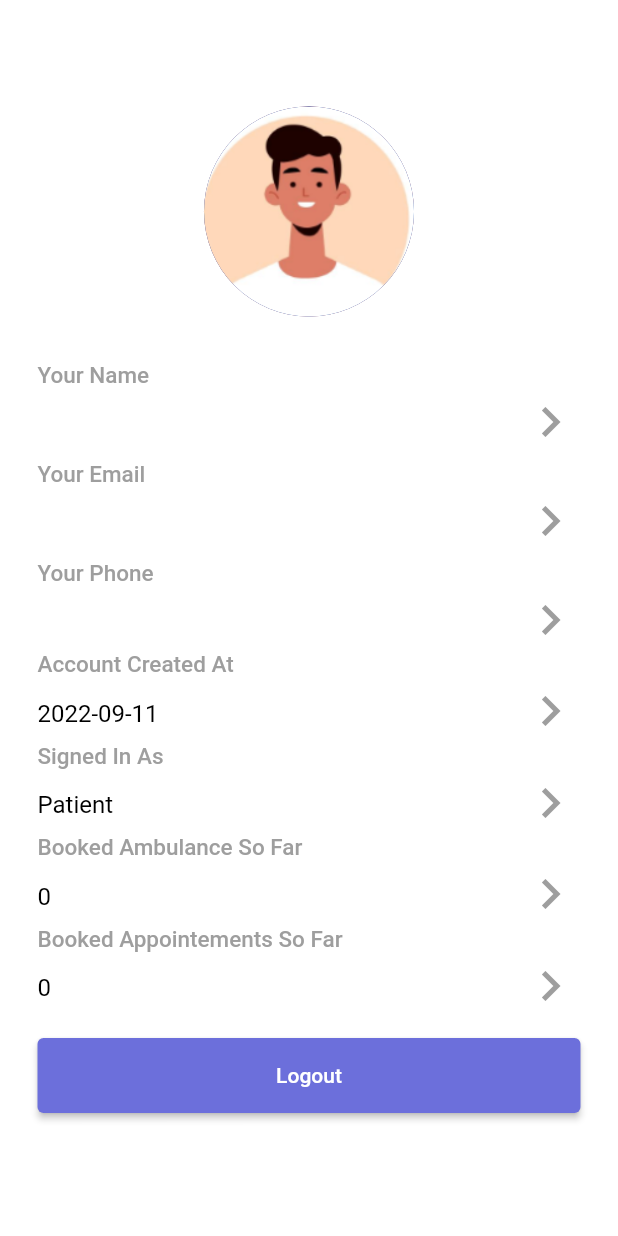
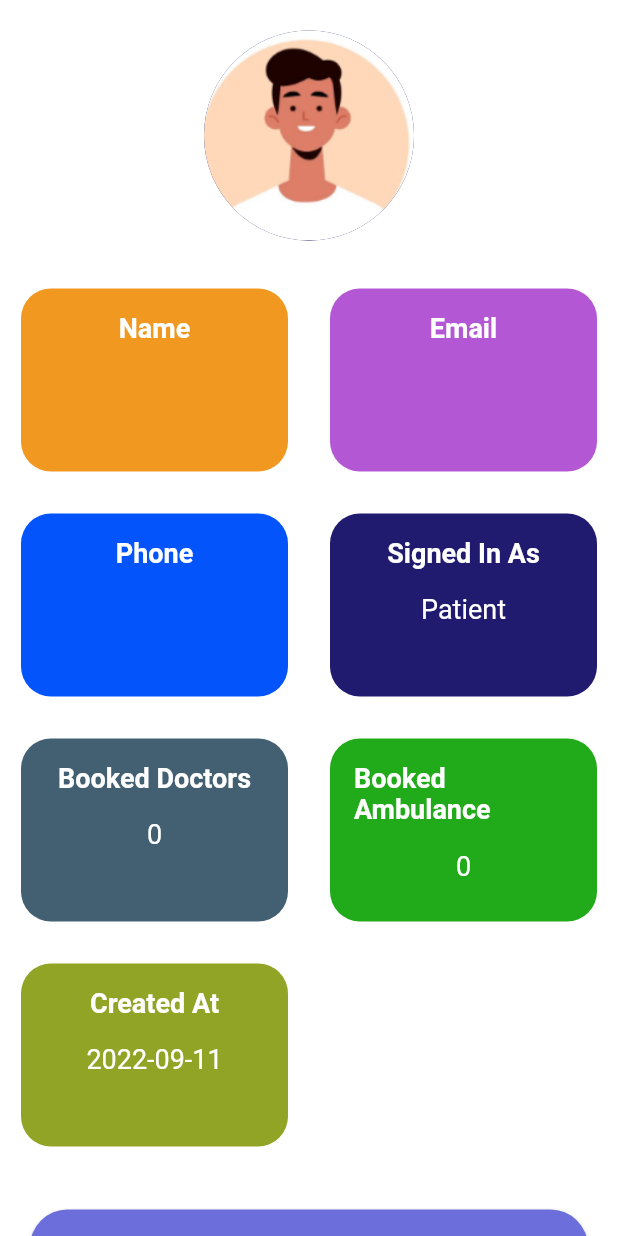
Before and after one commit to pnkr01/August-Plus, a Flutter app: the Profile1 screen opened directly, on a phone screen of 412 x 824 dp. Run offline on Flutter 3.47's test engine with Material 2 defaults, Android fonts, the phone set to English and light mode, and no system bars; our stand-ins replace cached_network_image, cloud_firestore, firebase_auth, firebase_core, font_awesome_flutter, geolocator and 7 more; missing offline and left inert: flutter_weather_icons, google_map_polyline_new, hmssdk_flutter; accounts and stored records are empty; network calls fail; Roboto replaces fonts that are missing (BebasNeue, VarelaRound); statements that could not run were skipped.

Commit message:
major fix

```diff
--- a/lib/src/screen/details/appointement/design/design_event.dart
+++ b/lib/src/screen/details/appointement/design/design_event.dart
@@ -187,6 +187,7 @@ class _DesignEventState extends State<DesignEvent> {
                       right: 20,
                     ),
                     child: Row(
+                      mainAxisAlignment: MainAxisAlignment.spaceBetween,
                       children: [
                         ElevatedButton(
                           style: ElevatedButton.styleFrom(
@@ -204,7 +205,9 @@ class _DesignEventState extends State<DesignEvent> {
                         SizedBox(
                           width: getProportionateScreenWidth(68),
                         ),
-                        ElevatedButton(
+                        SizedBox(
+                          width: 100,
+                          child: ElevatedButton(
                             style: ElevatedButton.styleFrom(
                               primary: const Color(0xFF47CEFE),
                               shape: const StadiumBorder(),
@@ -221,12 +224,11 @@ class _DesignEventState extends State<DesignEvent> {
                                   ),
                                 );
                               } else {
-                              const SnackBar(
-                                content: Text("Error"),
-                              );
+                                const SnackBar(content: Text("Error"));
                               }
                             },
                             child: const Text('Join'),
+                          ),
                         ),
                       ],
                     ),
--- a/lib/src/screen/pages/bottom_nav/home/components/home_four/components/detail_gov_screen.dart
+++ b/lib/src/screen/pages/bottom_nav/home/components/home_four/components/detail_gov_screen.dart
@@ -1,4 +1,7 @@
 import 'package:august_plus/src/constant/constant.dart';
+import 'package:august_plus/src/constant/shimmer.dart';
+import 'package:august_plus/utils/progress_bar.dart';
+import 'package:cached_network_image/cached_network_image.dart';
 import 'package:flutter/material.dart';
 
 class DetailGovScreen extends StatelessWidget {
@@ -47,6 +50,27 @@ class DetailGovScreen extends StatelessWidget {
                 right: 20.0,
                 top: 8.0,
               ),
+              child: ClipRRect(
+                borderRadius: const BorderRadius.all(
+                  Radius.circular(24.0),
+                ),
+                child: CachedNetworkImage(
+                  placeholder: ((context, url) => const NewsCardSkelton()),
+                  imageUrl: imgLink,
+                  // progressIndicatorBuilder: (context, url, progress) =>
+                  //     circularProgress(),
+                ),
+              ),
+            ),
+            const SizedBox(
+              height: 8,
+            ),
+            Padding(
+              padding: const EdgeInsets.only(
+                left: 20.0,
+                right: 20.0,
+                top: 8.0,
+              ),
               child: Container(
                 decoration: decoration().copyWith(
                   color: const Color.fromRGBO(0, 0, 128, 0),
@@ -54,13 +78,11 @@ class DetailGovScreen extends StatelessWidget {
                 width: double.infinity,
                 child: Padding(
                   padding: const EdgeInsets.all(18.0),
-                  child: Flexible(
-                    child: Text(
-                      describe,
-                      style: textStyle().copyWith(
-                        fontSize: 15,
-                        color: Colors.black,
-                      ),
+                  child: Text(
+                    describe,
+                    style: textStyle().copyWith(
+                      fontSize: 15,
+                      color: Colors.black,
                     ),
                   ),
                 ),
--- a/lib/src/screen/pages/bottom_nav/profile/profile_edit.dart
+++ b/lib/src/screen/pages/bottom_nav/profile/profile_edit.dart
@@ -1,10 +1,11 @@
-import 'package:august_plus/src/app.dart';
-import 'package:august_plus/src/constant/constant.dart';
-import 'package:august_plus/src/screen/pages/bottom_nav/profile/user.dart';
+import 'dart:developer';
+
 import 'package:august_plus/src/screen/pages/bottom_nav/profile/user_pref.dart';
 import 'package:august_plus/src/size_configuration.dart';
-import 'package:august_plus/utils/global.dart';
 import 'package:flutter/material.dart';
+
+import '../../../../../utils/global.dart';
+import '../../../../app.dart';
 
 // This class handles the Page to dispaly the user's info on the "Edit Profile" Screen
 class Profile1 extends StatefulWidget {
@@ -15,16 +16,48 @@ class Profile1 extends StatefulWidget {
 }
 
 class _Profile1State extends State<Profile1> {
+  final List<Color> colors = [
+    const Color(0xffF19821),
+    const Color(0xffb457d4),
+    const Color(0xff0454fc),
+    const Color(0xff201b6e),
+    const Color(0xff436073),
+    const Color.fromARGB(255, 33, 171, 26),
+    const Color.fromARGB(255, 145, 164, 37),
+    const Color(0xFF45d9c5),
+  ];
+
+  List title = [
+    'Name',
+    'Email',
+    'Phone',
+    'Signed In As',
+    'Booked Doctors',
+    'Booked Ambulance',
+    'Created At',
+  ];
+
   @override
   Widget build(BuildContext context) {
     final user = UserPrefrence.myUser;
+    log(user.name);
+    List titleAns = [
+      user.name,
+      user.email,
+      user.phone,
+      user.signedInAs,
+      user.bookedDoctorsSoFar,
+      user.bookedAmbulanceSoFar,
+      user.createdAt.substring(0, 10),
+    ];
     return Scaffold(
       backgroundColor: const Color.fromRGBO(0, 0, 128, 0),
-      body: SingleChildScrollView(
+      body: SafeArea(
+        child: SingleChildScrollView(
           child: Column(
             children: [
               SizedBox(
-              height: getProportionateScreenHeight(70),
+                height: getProportionateScreenHeight(20),
               ),
               const Center(
                 child: CircleAvatar(
@@ -37,272 +70,308 @@ class _Profile1State extends State<Profile1> {
                 ),
               ),
               const SizedBox(height: 5.0),
-            buildAbout(user),
+              buildAbout(title, titleAns),
             ],
+          ),
         ),
       ),
     );
   }
 
   // Widget builds the About Me Section
-  Widget buildAbout(User user) => Padding(
-        padding: const EdgeInsets.all(25.0),
-        child: Column(
+  Widget buildAbout(var title, var ans) => Column(
         crossAxisAlignment: CrossAxisAlignment.start,
         children: [
-            const Text(
-              'Your Name',
-              style: TextStyle(
-                fontSize: 15,
-                fontWeight: FontWeight.w500,
-                color: Colors.grey,
+          // const Text(
+          //   'Your Name',
+          //   style: TextStyle(
+          //     fontSize: 15,
+          //     fontWeight: FontWeight.w500,
+          //     color: Colors.grey,
+          //   ),
+          // ),
+          const SizedBox(height: 8),
+          // SizedBox(
+          //   child: Row(
+          //     children: [
+          //       Expanded(
+          //         child: Padding(
+          //           padding: const EdgeInsets.fromLTRB(0, 10, 10, 10),
+          //           child: Align(
+          //             alignment: Alignment.topLeft,
+          //             child: Text(
+          //               user.name,
+          //               style: const TextStyle(
+          //                 fontSize: 16,
+          //                 height: 1.4,
+          //               ),
+          //             ),
+          //           ),
+          //         ),
+          //       ),
+          //       // const Icon(
+          //       //   Icons.keyboard_arrow_right,
+          //       //   color: Colors.grey,
+          //       //   size: 40.0,
+          //       // ),
+          //     ],
+          //   ),
+          // ),
+          // const SizedBox(height: 5),
+          // const Text(
+          //   'Your Email',
+          //   style: TextStyle(
+          //     fontSize: 15,
+          //     fontWeight: FontWeight.w500,
+          //     color: Colors.grey,
+          //   ),
+          // ),
+          // const SizedBox(height: 1),
+          // SizedBox(
+          //   child: Row(
+          //     children: [
+          //       Expanded(
+          //         child: Padding(
+          //           padding: const EdgeInsets.fromLTRB(0, 10, 10, 10),
+          //           child: Align(
+          //             alignment: Alignment.topLeft,
+          //             child: Text(
+          //               user.email,
+          //               style: const TextStyle(
+          //                 fontSize: 16,
+          //                 height: 1.4,
+          //               ),
+          //             ),
+          //           ),
+          //         ),
+          //       ),
+          //     ],
+          //   ),
+          // ),
+          const SizedBox(height: 5),
+          GridView.count(
+            addRepaintBoundaries: true,
+            // crossAxisSpacing: 2,
+            // padding: EdgeInsets.only(
+            //   right: 10
+            // ),
+            shrinkWrap: true,
+            physics: const BouncingScrollPhysics(),
+            crossAxisCount: 2,
+            childAspectRatio: (MediaQuery.of(context).size.width / (3 * 100)),
+            children: List.generate(
+              7,
+              (index) {
+                return Padding(
+                  padding: const EdgeInsets.all(14),
+                  child: Container(
+                    width: MediaQuery.of(context).size.width / 1,
+                    decoration: BoxDecoration(
+                      borderRadius: BorderRadius.circular(20.0),
+                      shape: BoxShape.rectangle,
+                      color: colors[index],
+                    ),
+                    child: Padding(
+                      padding: const EdgeInsets.fromLTRB(
+                        16.0,
+                        16.0,
+                        16.0,
+                        0.0,
+                      ),
+                      child: Column(
+                        children: [
+                          Text(
+                            title[index],
+                            style: const TextStyle(
+                              fontSize: 18.0,
+                              fontFamily: "VarelaRound",
+                              color: Colors.white,
+                              fontWeight: FontWeight.bold,
                             ),
                           ),
-            const SizedBox(height: 1),
                           SizedBox(
-              child: Row(
-                children: [
+                            height: MediaQuery.of(context).size.height * 0.02,
+                          ),
                           Expanded(
-                    child: Padding(
-                      padding: const EdgeInsets.fromLTRB(0, 10, 10, 10),
-                      child: Align(
-                        alignment: Alignment.topLeft,
                             child: Text(
-                          user.name,
+                              ans[index],
                               style: const TextStyle(
-                            fontSize: 16,
-                            height: 1.4,
+                                fontSize: 18.0,
+                                color: Colors.white,
+                                fontFamily: "BebasNeue",
                               ),
                             ),
                           ),
-                    ),
-                  ),
-                  const Icon(
-                    Icons.keyboard_arrow_right,
-                    color: Colors.grey,
-                    size: 40.0,
+                          const SizedBox(
+                            height: 10,
                           ),
                         ],
                       ),
                     ),
-            const SizedBox(height: 5),
-            const Text(
-              'Your Email',
-              style: TextStyle(
-                fontSize: 15,
-                fontWeight: FontWeight.w500,
-                color: Colors.grey,
+                  ),
+                );
+              },
             ),
           ),
-            const SizedBox(height: 1),
-            SizedBox(
-              child: Row(
-                children: [
-                  Expanded(
-                    child: Padding(
-                      padding: const EdgeInsets.fromLTRB(0, 10, 10, 10),
-                      child: Align(
-                        alignment: Alignment.topLeft,
-                        child: Text(
-                          user.email,
-                          style: const TextStyle(
-                            fontSize: 16,
-                            height: 1.4,
-                          ),
-                        ),
-                      ),
-                    ),
-                  ),
-                  const Icon(
-                    Icons.keyboard_arrow_right,
-                    color: Colors.grey,
-                    size: 40.0,
-                  ),
-                ],
-              ),
-            ),
-            const SizedBox(height: 5),
-            const Text(
-              'Your Phone',
-              style: TextStyle(
-                fontSize: 15,
-                fontWeight: FontWeight.w500,
-                color: Colors.grey,
-              ),
-            ),
-            const SizedBox(height: 1),
-            SizedBox(
-              child: Row(
-                children: [
-                  Expanded(
-                    child: Padding(
-                      padding: const EdgeInsets.fromLTRB(0, 10, 10, 10),
-                      child: Align(
-                        alignment: Alignment.topLeft,
-                        child: Text(
-                          user.phone,
-                          style: const TextStyle(
-                            fontSize: 16,
-                            height: 1.4,
-                          ),
-                        ),
-                      ),
-                    ),
-                  ),
-                  const Icon(
-                    Icons.keyboard_arrow_right,
-                    color: Colors.grey,
-                    size: 40.0,
-                  ),
-                ],
-              ),
-            ),
-            const Text(
-              'Account Created At',
-              style: TextStyle(
-                fontSize: 15,
-                fontWeight: FontWeight.w500,
-                color: Colors.grey,
-              ),
-            ),
-            const SizedBox(height: 1),
-            SizedBox(
-              child: Row(
-                children: [
-                  Expanded(
-                    child: Padding(
-                      padding: const EdgeInsets.fromLTRB(0, 10, 10, 10),
-                      child: Align(
-                        alignment: Alignment.topLeft,
-                        child: Text(
-                          user.createdAt.substring(0, 10),
-                          style: const TextStyle(
-                            fontSize: 16,
-                            height: 1.4,
-                          ),
-                        ),
-                      ),
-                    ),
-                  ),
-                  const Icon(
-                    Icons.keyboard_arrow_right,
-                    color: Colors.grey,
-                    size: 40.0,
-                  ),
-                ],
-              ),
-            ),
-            const Text(
-              'Signed In As',
-              style: TextStyle(
-                fontSize: 15,
-                fontWeight: FontWeight.w500,
-                color: Colors.grey,
-              ),
-            ),
-            const SizedBox(height: 1),
-            SizedBox(
-              child: Row(
-                children: [
-                  Expanded(
-                    child: Padding(
-                      padding: const EdgeInsets.fromLTRB(0, 10, 10, 10),
-                      child: Align(
-                        alignment: Alignment.topLeft,
-                        child: Text(
-                          user.signedInAs,
-                          style: const TextStyle(
-                            fontSize: 16,
-                            height: 1.4,
-                          ),
-                        ),
-                      ),
-                    ),
-                  ),
-                  const Icon(
-                    Icons.keyboard_arrow_right,
-                    color: Colors.grey,
-                    size: 40.0,
-                  ),
-                ],
-              ),
-            ),
-            const Text(
-              'Booked Ambulance So Far',
-              style: TextStyle(
-                fontSize: 15,
-                fontWeight: FontWeight.w500,
-                color: Colors.grey,
-              ),
-            ),
-            const SizedBox(height: 1),
-            SizedBox(
-              child: Row(
-                children: [
-                  Expanded(
-                    child: Padding(
-                      padding: const EdgeInsets.fromLTRB(0, 10, 10, 10),
-                      child: Align(
-                        alignment: Alignment.topLeft,
-                        child: Text(
-                          user.bookedAmbulanceSoFar.toString(),
-                          style: const TextStyle(
-                            fontSize: 16,
-                            height: 1.4,
-                          ),
-                        ),
-                      ),
-                    ),
-                  ),
-                  const Icon(
-                    Icons.keyboard_arrow_right,
-                    color: Colors.grey,
-                    size: 40.0,
-                  ),
-                ],
-              ),
-            ),
-            const Text(
-              'Booked Appointements So Far',
-              style: TextStyle(
-                fontSize: 15,
-                fontWeight: FontWeight.w500,
-                color: Colors.grey,
-              ),
-            ),
-            const SizedBox(height: 1),
-            SizedBox(
-              child: Row(
-                children: [
-                  Expanded(
-                    child: Padding(
-                      padding: const EdgeInsets.fromLTRB(0, 10, 10, 10),
-                      child: Align(
-                        alignment: Alignment.topLeft,
-                        child: Text(
-                          user.bookedAmbulanceSoFar.toString(),
-                          style: const TextStyle(
-                            fontSize: 16,
-                            height: 1.4,
-                          ),
-                        ),
-                      ),
-                    ),
-                  ),
-                  const Icon(
-                    Icons.keyboard_arrow_right,
-                    color: Colors.grey,
-                    size: 40.0,
-                  ),
-                ],
-              ),
-            ),
-            const SizedBox(height: 14),
-            SizedBox(
+          // const Text(
+          //   'Your Phone',
+          //   style: TextStyle(
+          //     fontSize: 15,
+          //     fontWeight: FontWeight.w500,
+          //     color: Colors.grey,
+          //   ),
+          // ),
+          // const SizedBox(height: 1),
+          // SizedBox(
+          //   child: Row(
+          //     children: [
+          //       Expanded(
+          //         child: Padding(
+          //           padding: const EdgeInsets.fromLTRB(0, 10, 10, 10),
+          //           child: Align(
+          //             alignment: Alignment.topLeft,
+          //             child: Text(
+          //               user.phone,
+          //               style: const TextStyle(
+          //                 fontSize: 16,
+          //                 height: 1.4,
+          //               ),
+          //             ),
+          //           ),
+          //         ),
+          //       ),
+          //     ],
+          //   ),
+          // ),
+          // const Text(
+          //   'Account Created At',
+          //   style: TextStyle(
+          //     fontSize: 15,
+          //     fontWeight: FontWeight.w500,
+          //     color: Colors.grey,
+          //   ),
+          // ),
+          // const SizedBox(height: 1),
+          // SizedBox(
+          //   child: Row(
+          //     children: [
+          //       Expanded(
+          //         child: Padding(
+          //           padding: const EdgeInsets.fromLTRB(0, 10, 10, 10),
+          //           child: Align(
+          //             alignment: Alignment.topLeft,
+          //             child: Text(
+          //               user.createdAt.substring(0, 10),
+          //               style: const TextStyle(
+          //                 fontSize: 16,
+          //                 height: 1.4,
+          //               ),
+          //             ),
+          //           ),
+          //         ),
+          //       ),
+          //     ],
+          //   ),
+          // ),
+          // const Text(
+          //   'Signed In As',
+          //   style: TextStyle(
+          //     fontSize: 15,
+          //     fontWeight: FontWeight.w500,
+          //     color: Colors.grey,
+          //   ),
+          // ),
+          // const SizedBox(height: 1),
+          // SizedBox(
+          //   child: Row(
+          //     children: [
+          //       Expanded(
+          //         child: Padding(
+          //           padding: const EdgeInsets.fromLTRB(0, 10, 10, 10),
+          //           child: Align(
+          //             alignment: Alignment.topLeft,
+          //             child: Text(
+          //               user.signedInAs,
+          //               style: const TextStyle(
+          //                 fontSize: 16,
+          //                 height: 1.4,
+          //               ),
+          //             ),
+          //           ),
+          //         ),
+          //       ),
+          //     ],
+          //   ),
+          // ),
+          // const Text(
+          //   'Booked Ambulance So Far',
+          //   style: TextStyle(
+          //     fontSize: 15,
+          //     fontWeight: FontWeight.w500,
+          //     color: Colors.grey,
+          //   ),
+          // ),
+          // const SizedBox(height: 1),
+          // SizedBox(
+          //   child: Row(
+          //     children: [
+          //       Expanded(
+          //         child: Padding(
+          //           padding: const EdgeInsets.fromLTRB(0, 10, 10, 10),
+          //           child: Align(
+          //             alignment: Alignment.topLeft,
+          //             child: Text(
+          //               user.bookedAmbulanceSoFar.toString(),
+          //               style: const TextStyle(
+          //                 fontSize: 16,
+          //                 height: 1.4,
+          //               ),
+          //             ),
+          //           ),
+          //         ),
+          //       ),
+          //     ],
+          //   ),
+          // ),
+          // const Text(
+          //   'Booked Appointements So Far',
+          //   style: TextStyle(
+          //     fontSize: 15,
+          //     fontWeight: FontWeight.w500,
+          //     color: Colors.grey,
+          //   ),
+          // ),
+          // const SizedBox(height: 1),
+          // SizedBox(
+          //   child: Row(
+          //     children: [
+          //       Expanded(
+          //         child: Padding(
+          //           padding: const EdgeInsets.fromLTRB(0, 10, 10, 10),
+          //           child: Align(
+          //             alignment: Alignment.topLeft,
+          //             child: Text(
+          //               user.bookedAmbulanceSoFar.toString(),
+          //               style: const TextStyle(
+          //                 fontSize: 16,
+          //                 height: 1.4,
+          //               ),
+          //             ),
+          //           ),
+          //         ),
+          //       ),
+          //     ],
+          //   ),
+          // ),
+          const SizedBox(height: 8),
+          Padding(
+            padding: const EdgeInsets.all(20.0),
+            child: SizedBox(
               height: 50,
               width: double.infinity,
               child: ElevatedButton(
                 style: ElevatedButton.styleFrom(
+                  shape: const StadiumBorder(),
                   primary: const Color(0xFF6C6FDB),
                 ),
                 onPressed: () async {
@@ -317,7 +386,7 @@ class _Profile1State extends State<Profile1> {
                 child: const Text("Logout"),
               ),
             ),
+          ),
         ],
-        ),
       );
 }
--- a/lib/src/screen/pages/bottom_nav/profile/user.dart
+++ b/lib/src/screen/pages/bottom_nav/profile/user.dart
@@ -4,15 +4,15 @@ class User {
   final String phone;
   final String signedInAs;
   final String createdAt;
-  final int? bookedAmbulanceSoFar;
-  final int? bookedDoctorsSoFar;
+  final String bookedAmbulanceSoFar;
+  final String bookedDoctorsSoFar;
   User({
     required this.name,
     required this.email,
     required this.phone,
     required this.signedInAs,
     required this.createdAt,
-    this.bookedAmbulanceSoFar,
-    this.bookedDoctorsSoFar,
+    required this.bookedAmbulanceSoFar,
+    required this.bookedDoctorsSoFar,
   });
 }
--- a/lib/src/screen/pages/bottom_nav/profile/user_pref.dart
+++ b/lib/src/screen/pages/bottom_nav/profile/user_pref.dart
@@ -4,8 +4,8 @@ import '../../../../../utils/global.dart';
 
 class UserPrefrence {
   static final myUser = User(
-    bookedDoctorsSoFar: sharedPreferences.getInt('nD') ?? 0,
-    bookedAmbulanceSoFar: sharedPreferences.getInt('nA') ?? 0,
+    bookedAmbulanceSoFar: sharedPreferences.getString('nD') ?? '0',
+    bookedDoctorsSoFar: sharedPreferences.getString('nA') ?? '0',
     signedInAs: sharedPreferences.getString('role') ?? 'Patient',
     name: sharedPreferences.getString('name') ?? "",
     email: sharedPreferences.getString('email') ?? "no",
```
Lines whose indentation alone changed are shown as unchanged.
